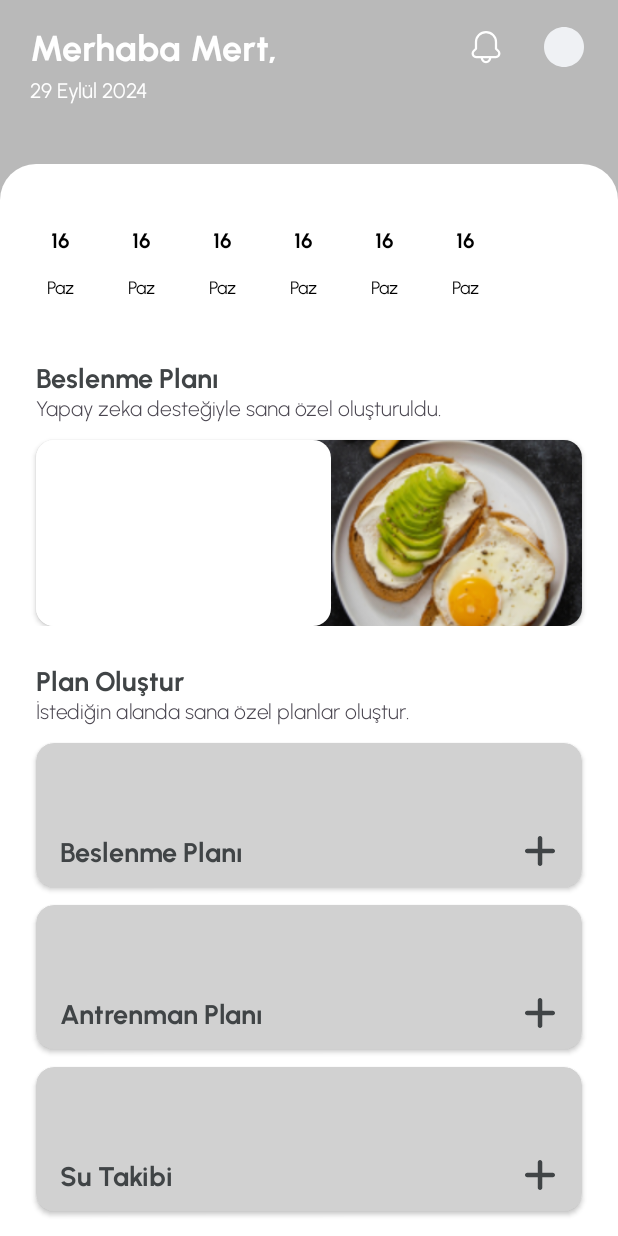
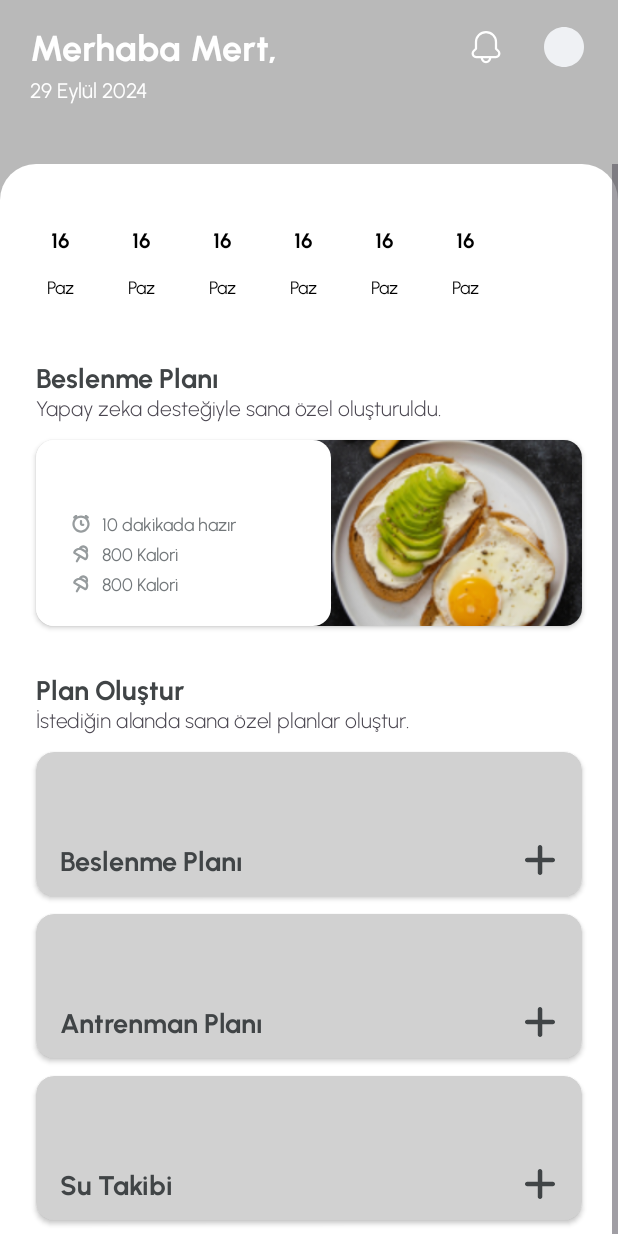
Before and after one commit to meetOzan/FitAI, an Android app: the layout fragment_home.xml on its own in the app's theme, with its tools: preview values and no code run, on a phone screen of 412 x 824 dp. Run offline under Robolectric (Android 15) with nearby library versions, the phone set to English and light mode, and no system bars.

Commit message:
Nutrition plan screen and items added

```diff
--- a/app/src/main/java/com/mobven/fitai/login/sign_up/screens/DietTypeFragment.kt
+++ b/app/src/main/java/com/mobven/fitai/login/sign_up/screens/DietTypeFragment.kt
@@ -46,9 +46,9 @@ class DietTypeFragment : BaseFragment<FragmentDietTypeBinding>(FragmentDietTypeB
         binding.rvDietType.adapter = adapter
 
         binding.btnDietTypeContinue.setOnClickListener {
-            val currentItem = requireActivity().findViewById<ViewPager2>(R.id.sign_up_view_pager).currentItem
+            val currentItem = requireActivity().findViewById<ViewPager2>(R.id.vp_nutrition).currentItem
             val nextItem = currentItem + 1
-            requireActivity().findViewById<ViewPager2>(R.id.sign_up_view_pager).setCurrentItem(nextItem, true)
+            requireActivity().findViewById<ViewPager2>(R.id.vp_nutrition).setCurrentItem(nextItem, true)
         }
     }
 
--- a/app/src/main/java/com/mobven/fitai/login/sign_up/screens/FoodAllergiesFragment.kt
+++ b/app/src/main/java/com/mobven/fitai/login/sign_up/screens/FoodAllergiesFragment.kt
@@ -9,9 +9,9 @@ class FoodAllergiesFragment : BaseFragment<FragmentFoodAllergiesBinding>(Fragmen
 
     override fun observeUi() {
         binding.btnFoodAllergiesContinue.setOnClickListener {
-            val currentItem = requireActivity().findViewById<ViewPager2>(R.id.sign_up_view_pager).currentItem
+            val currentItem = requireActivity().findViewById<ViewPager2>(R.id.vp_nutrition).currentItem
             val nextItem = currentItem + 1
-            requireActivity().findViewById<ViewPager2>(R.id.sign_up_view_pager).setCurrentItem(nextItem, true)
+            requireActivity().findViewById<ViewPager2>(R.id.vp_nutrition).setCurrentItem(nextItem, true)
         }
     }
 
--- a/app/src/main/java/com/mobven/fitai/login/sign_up/screens/OtherHealthProblemFragment.kt
+++ b/app/src/main/java/com/mobven/fitai/login/sign_up/screens/OtherHealthProblemFragment.kt
@@ -46,9 +46,9 @@ class OtherHealthProblemFragment : BaseFragment<FragmentOtherHealthProblemBindin
         binding.rvOtherHealthProblem.adapter = adapter
 
         binding.btnOtherHealthProblemContinue.setOnClickListener {
-            val currentItem = requireActivity().findViewById<ViewPager2>(R.id.sign_up_view_pager).currentItem
+            val currentItem = requireActivity().findViewById<ViewPager2>(R.id.vp_nutrition).currentItem
             val nextItem = currentItem + 1
-            requireActivity().findViewById<ViewPager2>(R.id.sign_up_view_pager).setCurrentItem(nextItem, true)
+            requireActivity().findViewById<ViewPager2>(R.id.vp_nutrition).setCurrentItem(nextItem, true)
         }
 
     }
--- a/app/src/main/res/layout/card_plan_item.xml
+++ b/app/src/main/res/layout/card_plan_item.xml
@@ -3,7 +3,6 @@
     xmlns:app="http://schemas.android.com/apk/res-auto"
     android:layout_width="match_parent"
     android:layout_height="wrap_content"
-    xmlns:tools="http://schemas.android.com/tools"
     android:layout_marginHorizontal="@dimen/_24dp"
     app:cardBackgroundColor="@color/white"
     app:cardCornerRadius="@dimen/_12dp">
@@ -18,10 +17,10 @@
             android:layout_height="match_parent"
             android:scaleType="centerCrop"
             android:src="@drawable/food_plan_item"
-            app:layout_constraintTop_toTopOf="parent"
             app:layout_constraintBottom_toBottomOf="parent"
             app:layout_constraintEnd_toEndOf="parent"
-            app:layout_constraintStart_toStartOf="@+id/guideline_image" />
+            app:layout_constraintStart_toStartOf="@+id/guideline_image"
+            app:layout_constraintTop_toTopOf="parent" />
 
         <androidx.constraintlayout.widget.Guideline
             android:id="@+id/guideline_image"
@@ -42,29 +41,85 @@
             android:layout_width="@dimen/_0dp"
             android:layout_height="@dimen/_0dp"
             android:background="@drawable/bg_plan_text"
+            android:gravity="center_vertical"
             android:orientation="vertical"
-            android:gravity="center_vertical"
-            android:padding="@dimen/_24dp"
+            android:paddingHorizontal="@dimen/_24dp"
+            app:layout_constraintBottom_toBottomOf="parent"
+            app:layout_constraintEnd_toEndOf="@id/guideline_left_view"
             app:layout_constraintStart_toStartOf="parent"
-            app:layout_constraintEnd_toEndOf="@id/guideline_left_view"
-            app:layout_constraintBottom_toBottomOf="parent"
             app:layout_constraintTop_toTopOf="parent">
 
             <TextView
                 android:id="@+id/tvPlanName"
                 android:layout_width="wrap_content"
                 android:layout_height="wrap_content"
+                android:layout_marginBottom="@dimen/_8dp"
                 android:fontFamily="@font/urbanist_bold"
                 android:textColor="@color/black"
-                android:layout_marginBottom="@dimen/_8dp"
                 android:textSize="@dimen/_16sp" />
 
-            <ListView
-                android:id="@+id/lv_plan_items"
+
+            <LinearLayout
                 android:layout_width="wrap_content"
                 android:layout_height="wrap_content"
-                tools:listitem="@layout/card_plan_list_item"/>
+                android:gravity="center_vertical">
 
+                <ImageView
+                    android:layout_width="@dimen/_12dp"
+                    android:layout_height="@dimen/_12dp"
+                    android:src="@drawable/time_circle" />
+
+                <TextView
+                    android:layout_width="wrap_content"
+                    android:layout_height="wrap_content"
+                    android:layout_marginStart="8dp"
+                    android:fontFamily="@font/urbanist_regular"
+                    android:text="10 dakikada hazır"
+                    android:textColor="@color/dark_grey_4"
+                    android:textSize="@dimen/_12sp" />
+            </LinearLayout>
+
+            <LinearLayout
+                android:layout_width="wrap_content"
+                android:layout_height="wrap_content"
+                android:layout_marginTop="@dimen/_4dp"
+                android:gravity="center_vertical">
+
+                <ImageView
+                    android:layout_width="@dimen/_12dp"
+                    android:layout_height="@dimen/_12dp"
+                    android:src="@drawable/linear_pin" />
+
+                <TextView
+                    android:layout_width="wrap_content"
+                    android:layout_height="wrap_content"
+                    android:layout_marginStart="8dp"
+                    android:fontFamily="@font/urbanist_regular"
+                    android:text="800 Kalori "
+                    android:textColor="@color/dark_grey_4"
+                    android:textSize="@dimen/_12sp" />
+            </LinearLayout>
+
+            <LinearLayout
+                android:layout_width="wrap_content"
+                android:layout_height="wrap_content"
+                android:layout_marginTop="@dimen/_4dp"
+                android:gravity="center_vertical">
+
+                <ImageView
+                    android:layout_width="@dimen/_12dp"
+                    android:layout_height="@dimen/_12dp"
+                    android:src="@drawable/linear_pin" />
+
+                <TextView
+                    android:layout_width="wrap_content"
+                    android:layout_height="wrap_content"
+                    android:layout_marginStart="8dp"
+                    android:fontFamily="@font/urbanist_regular"
+                    android:text="800 Kalori "
+                    android:textColor="@color/dark_grey_4"
+                    android:textSize="@dimen/_12sp" />
+            </LinearLayout>
         </LinearLayout>
     </androidx.constraintlayout.widget.ConstraintLayout>
 </androidx.cardview.widget.CardView>
--- a/app/src/main/res/layout/fragment_home.xml
+++ b/app/src/main/res/layout/fragment_home.xml
@@ -32,7 +32,6 @@
         android:textSize="24sp"
         app:layout_constraintStart_toEndOf="@id/tv_home_welcome_message"
         app:layout_constraintTop_toTopOf="parent" />
-
 
     <TextView
         android:id="@+id/tv_home_date"
@@ -98,11 +97,11 @@
                 android:id="@+id/ll_create_plan"
                 android:layout_width="match_parent"
                 android:layout_height="wrap_content"
+                android:layout_marginTop="@dimen/_32dp"
                 android:orientation="vertical"
-                android:visibility="visible"
-                android:layout_marginTop="32dp"
                 app:layout_constraintBottom_toTopOf="@+id/tv_create_plan"
                 app:layout_constraintEnd_toEndOf="parent"
+                app:layout_constraintHorizontal_bias="0.0"
                 app:layout_constraintStart_toStartOf="parent"
                 app:layout_constraintTop_toBottomOf="@+id/rv_home_calendar">
 
@@ -130,8 +129,9 @@
                     layout="@layout/card_plan_item"
                     android:layout_width="match_parent"
                     android:layout_height="wrap_content"
+                    android:layout_marginHorizontal="@dimen/_24dp"
                     android:layout_marginTop="@dimen/_12dp"
-                    android:layout_marginHorizontal="@dimen/_24dp"
+                    android:layout_marginBottom="@dimen/_6dp"
                     app:layout_constraintEnd_toEndOf="parent"
                     app:layout_constraintStart_toStartOf="parent"
                     app:layout_constraintTop_toBottomOf="@id/tv_create_plan_description" />
@@ -187,15 +187,15 @@
 
                 <ImageView
                     android:id="@+id/iv_food_plan_add"
-                    android:layout_width="@dimen/_24dp"
+                    android:layout_width="wrap_content"
                     android:layout_height="@dimen/_24dp"
+                    android:layout_gravity="bottom|end"
                     android:layout_marginEnd="@dimen/_16dp"
                     android:layout_marginBottom="@dimen/_12dp"
                     android:fontFamily="@font/urbanist_bold"
                     android:src="@drawable/plan_plus"
                     android:text="@string/create_plan"
                     android:textSize="@dimen/_18sp"
-                    android:layout_gravity="bottom|end"
                     app:tint="@color/dark_grey_2" />
             </androidx.cardview.widget.CardView>
 
--- a/app/src/main/res/layout/fragment_sign_up.xml
+++ b/app/src/main/res/layout/fragment_sign_up.xml
@@ -1,9 +1,9 @@
 <?xml version="1.0" encoding="utf-8"?>
-<RelativeLayout
-    xmlns:android="http://schemas.android.com/apk/res/android"
+<RelativeLayout xmlns:android="http://schemas.android.com/apk/res/android"
     xmlns:tools="http://schemas.android.com/tools"
     android:layout_width="match_parent"
     android:layout_height="match_parent"
+    android:background="@color/white"
     tools:context=".login.sign_up.SignUpFragment">
 
     <include
--- a/app/src/main/res/values/colors.xml
+++ b/app/src/main/res/values/colors.xml
@@ -47,6 +47,9 @@
     <!--#72777A-->
     <color name="dark_grey_4">#FF72777A</color>
 
+    <!--8D9195-->
+    <color name="dark_grey_5">#FF8D9195</color>
+
     <!--#8391A1-->
     <color name="cyan_blue">#8391A1</color>
 
--- a/app/src/main/res/values/strings.xml
+++ b/app/src/main/res/values/strings.xml
@@ -122,6 +122,7 @@
     <string name="training_plan_add">Antrenman Planı</string>
     <string name="water_tracking_add">Su Takibi</string>
     <string name="created_for_you_powered_ai">Yapay zeka desteğiyle sana özel oluşturuldu.</string>
+    <string name="indicator">indicator</string>
     <string name="is_your_number_not_correct">Numaranız doğru değil mi?</string>
     <string name="login_with_email">Epostayla Giriş Yap</string>
     <string name="verification">Doğrulama</string>
```
Also changed, not shown: app/src/main/java/com/mobven/fitai/home/nutrition/NutritionFragment.kt (added, +25 -0 lines), app/src/main/java/com/mobven/fitai/home/nutrition/NutritionPagerAdapter.kt (added, +30 -0 lines), app/src/main/java/com/mobven/fitai/login/sign_up/adapter/SignUpPagerAdapter.kt (+5 -16 lines), app/src/main/java/com/mobven/fitai/login/sign_up/screens/BirthdaySignUpFragment.kt (+3 -6 lines), app/src/main/java/com/mobven/fitai/login/sign_up/screens/GoalsFragment.kt (+5 -20 lines), app/src/main/java/com/mobven/fitai/login/sign_up/screens/PlanCreatingFragment.kt (+12 -1 lines), app/src/main/res/drawable/indicator_item.xml (added, +7 -0 lines), app/src/main/res/drawable/indicator_rectangle.xml (added, +10 -0 lines), app/src/main/res/layout/card_plan_list_item.xml (deleted, +0 -21 lines), app/src/main/res/layout/fragment_nutrition.xml (added, +34 -0 lines).
